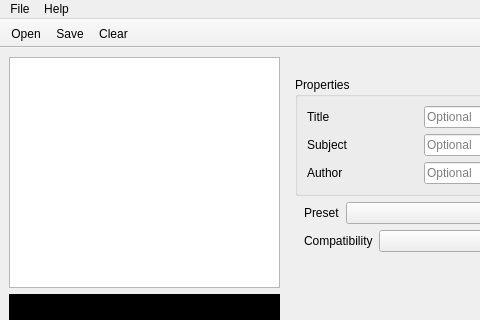
Above: assets/fusepdf.ui from nettstudio/fusepdf before the change; both pictures show x 0 to 480 and y 0 to 320 of the 565 by 555 pixel window. Below: the same form after it.
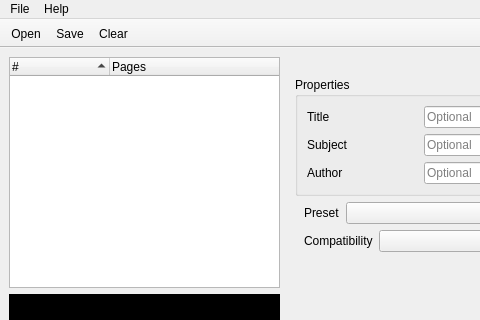
That is the form after the change. Icons and pictures are not drawn. Custom widgets are drawn as their Qt base class.

Commit message: get pages

The edit to the form file:
```diff
--- a/assets/fusepdf.ui
+++ b/assets/fusepdf.ui
@@ -56,20 +56,31 @@
           <height>32</height>
          </size>
         </property>
+        <property name="wordWrap">
+         <bool>true</bool>
+        </property>
         <property name="headerHidden">
-         <bool>true</bool>
-        </property>
-        <attribute name="headerVisible">
          <bool>false</bool>
+        </property>
+        <attribute name="headerVisible">
+         <bool>true</bool>
         </attribute>
         <attribute name="headerShowSortIndicator" stdset="0">
          <bool>true</bool>
         </attribute>
+        <attribute name="headerStretchLastSection">
+         <bool>true</bool>
+        </attribute>
         <column>
          <property name="text">
           <string notr="true">#</string>
          </property>
         </column>
+        <column>
+         <property name="text">
+          <string>Pages</string>
+         </property>
+        </column>
        </widget>
       </item>
       <item>
```
The commit also changes 3 other files.
